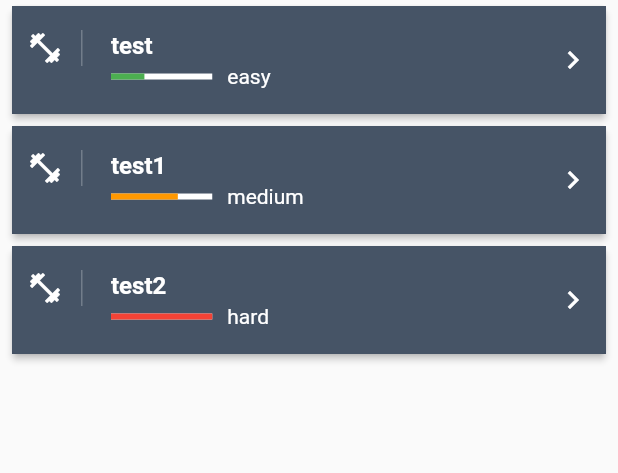
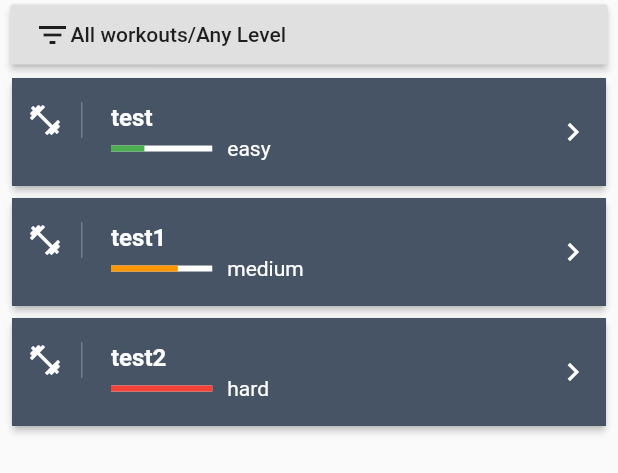
Before and after one commit to Javelink/Fit, a Flutter app: the WorkoutsList widget shown alone on an empty page, opened directly, on a phone screen of 412 x 824 dp. Shown: the top 473 px of the screen. Run offline on Flutter 3.47's test engine with Material 2 defaults, Android fonts, the phone set to English and light mode, and no system bars; our stand-ins replace curved_navigation_bar, firebase_auth, fluttertoast; accounts and stored records are empty.

Commit message:
add tabbar and filter form

```diff
--- /dev/null
+++ b/fit/lib/components/worlout-list.dart
@@ -0,0 +1,198 @@
+import 'package:fit/domain/workout.dart';
+import 'package:fit/screens/home.dart';
+import 'package:flutter/material.dart';
+
+class WorkoutsList extends StatefulWidget {
+  @override
+  _WorkoutsListState createState() => _WorkoutsListState();
+}
+
+class _WorkoutsListState extends State<WorkoutsList> {
+  @override
+  void initState() {
+    clearFilter();
+    super.initState();
+  }
+
+  final workouts = <Workout>[
+    Workout(title: 'test', author: 'test', description: 'test', level: 'easy'),
+    Workout(
+        title: 'test1', author: 'test1', description: 'test1', level: 'medium'),
+    Workout(
+        title: 'test2', author: 'test2', description: 'test2', level: 'hard')
+  ];
+
+  var filterOnlyMyWorkouts = false;
+  var filterTitle = '';
+  var filterTitleController = TextEditingController();
+  var filterLevel = 'Any Level';
+
+  var filterText = '';
+  var filterHeight = 0.0;
+
+ List<Workout> filter() {
+    setState(() {
+      filterText = filterOnlyMyWorkouts ? 'My Workouts' : 'All workouts';
+      filterText += '/' + filterLevel;
+      if (filterTitle.isNotEmpty) filterText += '/' + filterTitle;
+      filterHeight = 0;
+    });
+
+    var list = workouts;
+    return list;
+  }
+
+  List<Workout> clearFilter() {
+    setState(() {
+      filterText = 'All workouts/Any Level';
+      filterOnlyMyWorkouts = false;
+      filterTitle = '';
+      filterLevel = 'Any Level';
+      filterTitleController.clear();
+      filterHeight = 0;
+    });
+
+    var list = workouts;
+    return list;
+  }
+
+  @override
+  Widget build(BuildContext context) {
+    var workoutsList = Expanded(
+      child: ListView.builder(
+        itemCount: 3,
+        itemBuilder: (context, index) {
+          return Card(
+            elevation: 2.0,
+            margin: EdgeInsets.symmetric(horizontal: 8, vertical: 4),
+            child: Container(
+              decoration: BoxDecoration(color: Color.fromRGBO(50, 65, 85, 0.9)),
+              child: ListTile(
+                contentPadding: EdgeInsets.symmetric(horizontal: 10),
+                leading: Container(
+                  padding: EdgeInsets.only(right: 12),
+                  child: Icon(
+                    Icons.fitness_center,
+                    color: Colors.white,
+                  ),
+                  decoration: BoxDecoration(
+                      border: Border(
+                          right: BorderSide(width: 1, color: Colors.white24))),
+                ),
+                title: Text(
+                  workouts[index].title,
+                  style: TextStyle(
+                      color: Theme.of(context).textTheme.title.color,
+                      fontWeight: FontWeight.bold),
+                ),
+                trailing: Icon(Icons.keyboard_arrow_right, color: Colors.white),
+                subtitle: subtitle(context, workouts[index]),
+              ),
+            ),
+          );
+        },
+      ),
+    );
+
+    var filterInfo = Container(
+      margin: EdgeInsets.only(top: 3, left: 7, right: 7, bottom: 5),
+      decoration: BoxDecoration(color: Colors.white.withOpacity(0.5)),
+      height: 40,
+      child: RaisedButton(
+        child: Row(
+          children: <Widget>[
+            Icon(Icons.filter_list),
+            Text(
+              filterText,
+              style: TextStyle(),
+              overflow: TextOverflow.ellipsis,
+            ),
+          ],
+        ),
+        onPressed: () {
+          setState(() {
+            filterHeight = (filterHeight == 0.0 ? 280.0 : 0.0);
+          });
+        },
+      ),
+    );
+    var levelMenuItems = <String>[
+      'Any Level',
+      'Beginner',
+      'Intermediate',
+      'Advanced'
+    ].map((String value) {
+      return new DropdownMenuItem<String>(
+        value: value,
+        child: new Text(value),
+      );
+    }).toList();
+
+    var filterForm = AnimatedContainer(
+      margin: EdgeInsets.symmetric(vertical: 0.0, horizontal: 7),
+      child: Card(
+        child: Padding(
+          padding: const EdgeInsets.all(8.0),
+          child: Column(
+            children: [
+              SwitchListTile(
+                  title: const Text('Only My Workouts'),
+                  value: filterOnlyMyWorkouts,
+                  onChanged: (bool val) =>
+                      setState(() => filterOnlyMyWorkouts = val)),
+              DropdownButtonFormField<String>(
+                decoration: const InputDecoration(labelText: 'Level'),
+                items: levelMenuItems,
+                value: filterLevel,
+                onChanged: (String val) => setState(() => filterLevel = val),
+              ),
+              TextFormField(
+                controller: filterTitleController,
+                decoration: const InputDecoration(labelText: 'Title'),
+                onChanged: (String val) => setState(() => filterTitle = val),
+              ),
+              Row(
+                children: <Widget>[
+                  Expanded(
+                    flex: 1,
+                    child: RaisedButton(
+                      onPressed: () {
+                        filter();
+                      },
+                      child:
+                          Text("Apply", style: TextStyle(color: Colors.white)),
+                      color: Theme.of(context).primaryColor,
+                    ),
+                  ),
+                  SizedBox(width: 10),
+                  Expanded(
+                    flex: 1,
+                    child: RaisedButton(
+                      onPressed: () {
+                        clearFilter();
+                      },
+                      child:
+                          Text("Clear", style: TextStyle(color: Colors.white)),
+                      color: Colors.red,
+                    ),
+                  )
+                ],
+              ),
+            ],
+          ),
+        ),
+      ),
+      duration: const Duration(milliseconds: 400),
+      curve: Curves.fastOutSlowIn,
+      height: filterHeight,
+    );
+
+    return Column(
+      children: <Widget>[
+        filterInfo,
+        filterForm,
+        workoutsList,
+      ],
+    );
+  }
+}
--- a/fit/lib/main.dart
+++ b/fit/lib/main.dart
@@ -13,6 +13,7 @@ class Fit extends StatelessWidget {
     return StreamProvider<User>.value(
       value: AuthService().currentUser,
       child: MaterialApp(
+        debugShowCheckedModeBanner: false,
         title: "Fit",
         theme: ThemeData(
           primaryColor: Color.fromRGBO(50, 65, 85, 1),
--- a/fit/lib/screens/home.dart
+++ b/fit/lib/screens/home.dart
@@ -1,17 +1,45 @@
+import 'package:curved_navigation_bar/curved_navigation_bar.dart';
+import 'package:fit/components/active-workout.dart';
+import 'package:fit/components/worlout-list.dart';
 import 'package:fit/services/auth.dart';
 import 'package:flutter/material.dart';
 import '../domain/workout.dart';
 
-class HomePage extends StatelessWidget {
-  const HomePage({Key key}) : super(key: key);
+class HomePage extends StatefulWidget {
+  HomePage({Key key}) : super(key: key);
 
   @override
+  _HomePageState createState() => _HomePageState();
+}
+
+class _HomePageState extends State<HomePage> {
+  int sectionInteger = 0;
+  @override
   Widget build(BuildContext context) {
+    var curvedNavigationBar = CurvedNavigationBar(
+      items: const <Widget>[
+        Icon(Icons.fitness_center, size: 30),
+        Icon(Icons.search, size: 30),
+      ],
+      index: 0,
+      height: 60,
+      color: Colors.white.withOpacity(0.5),
+      buttonBackgroundColor: Colors.white,
+      backgroundColor: Colors.white.withOpacity(0.5),
+      animationCurve: Curves.easeInOut,
+      animationDuration: Duration(milliseconds: 500),
+      onTap: (int index) {
+        setState(() => sectionInteger = index);
+      },
+    );
+
     return Container(
       child: Scaffold(
         backgroundColor: Theme.of(context).primaryColor,
         appBar: AppBar(
-          title: Text("Fit"),
+          title: Text(
+            sectionInteger == 0 ? "Active Workout" : "Find Workouts"
+          ),
           leading: Icon(Icons.fitness_center),
           actions: <Widget>[
             FlatButton.icon(
@@ -26,59 +54,10 @@ class HomePage extends StatelessWidget {
             )
           ],
         ),
-        body: WorkoutsList(),
-      ),
+        body: sectionInteger == 0 ? ActiveWorkout() : WorkoutsList(),
+        bottomNavigationBar: curvedNavigationBar
+      )
     );
-  }
-}
-
-class WorkoutsList extends StatelessWidget {
-  final workouts = <Workout>[
-    Workout(title: 'test', author: 'test', description: 'test', level: 'easy'),
-    Workout(
-        title: 'test1', author: 'test1', description: 'test1', level: 'medium'),
-    Workout(
-        title: 'test2', author: 'test2', description: 'test2', level: 'hard')
-  ];
-
-  @override
-  Widget build(BuildContext context) {
-    return Container(
-        child: Container(
-      child: ListView.builder(
-        itemCount: 3,
-        itemBuilder: (context, index) {
-          return Card(
-            elevation: 2.0,
-            margin: EdgeInsets.symmetric(horizontal: 8, vertical: 4),
-            child: Container(
-              decoration: BoxDecoration(color: Color.fromRGBO(50, 65, 85, 0.9)),
-              child: ListTile(
-                contentPadding: EdgeInsets.symmetric(horizontal: 10),
-                leading: Container(
-                  padding: EdgeInsets.only(right: 12),
-                  child: Icon(
-                    Icons.fitness_center,
-                    color: Colors.white,
-                  ),
-                  decoration: BoxDecoration(
-                      border: Border(
-                          right: BorderSide(width: 1, color: Colors.white24))),
-                ),
-                title: Text(
-                  workouts[index].title,
-                  style: TextStyle(
-                      color: Theme.of(context).textTheme.title.color,
-                      fontWeight: FontWeight.bold),
-                ),
-                trailing: Icon(Icons.keyboard_arrow_right, color: Colors.white),
-                subtitle: subtitle(context, workouts[index]),
-              ),
-            ),
-          );
-        },
-      ),
-    ));
   }
 }
 
--- a/fit/pubspec.yaml
+++ b/fit/pubspec.yaml
@@ -27,6 +27,7 @@ dependencies:
   cloud_firestore: ^0.13.4+2
   provider: ^4.0.4
   fluttertoast: ^4.0.1
+  curved_navigation_bar: ^0.3.2
 
 dev_dependencies:
   flutter_test:
```
Also changed, not shown: fit/lib/components/active-workout.dart (added, +12 -0 lines), fit/lib/screens/auth.dart (+59 -33 lines), fit/pubspec.lock, 3 other files.
